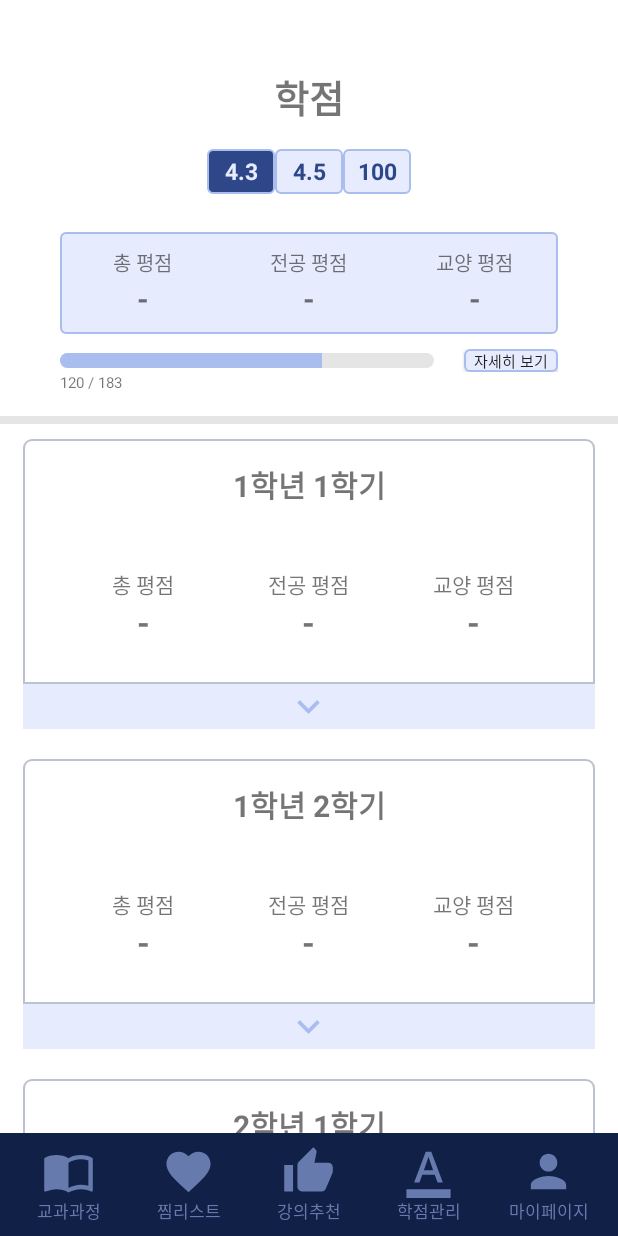
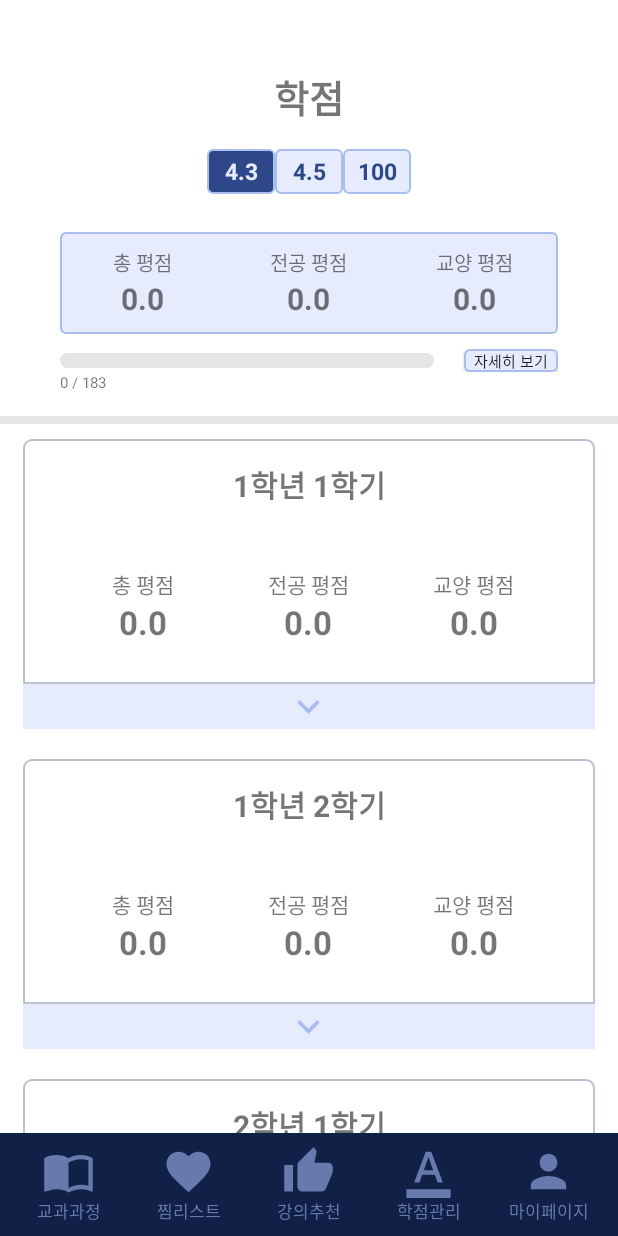
Before and after one commit to Curri4You/CurriForYou, an Android app: the GmActivity screen opened directly, with no data from a screen before it, on a phone screen of 412 x 824 dp. Run offline under Robolectric (Android 15) with nearby library versions, the phone set to English and light mode, and no system bars; network calls fail.

Commit message:
Shinchaeeun 학점관리 해결용 push

```diff
--- a/app/src/main/java/com/example/curriforyou/GmActivity.java
+++ b/app/src/main/java/com/example/curriforyou/GmActivity.java
@@ -12,7 +12,9 @@ import android.os.Message;
 import android.util.Log;
 import android.view.View;
 import android.widget.LinearLayout;
+import android.widget.ProgressBar;
 import android.widget.TextView;
+import android.widget.Toast;
 
 import androidx.appcompat.app.AppCompatActivity;
 import androidx.recyclerview.widget.LinearLayoutManager;
@@ -54,6 +56,14 @@ public class GmActivity extends AppCompatActivity implements View.OnClickListene
     GmRecyclerAdapter adapt41 = null;
     GmRecyclerAdapter adapt42 = null;
     private ArrayList<HashMap<String, String>> gmSemesterList = null;
+
+    double gradeToDouble = 0, totalGrade = 0, totalGrade11 = 0, totalGrade12 = 0, totalGrade21 = 0, totalGrade22 = 0, totalGrade31 = 0, totalGrade32 = 0, totalGrade41 = 0, totalGrade42 = 0;
+    double majorGrade = 0, majorGrade11 = 0, majorGrade12 = 0, majorGrade21 = 0, majorGrade22 = 0, majorGrade31 = 0, majorGrade32 = 0, majorGrade41 = 0, majorGrade42 = 0;
+    double liberalGrade = 0, liberalGrade11 = 0, liberalGrade12 = 0, liberalGrade21 = 0, liberalGrade22 = 0, liberalGrade31 = 0, liberalGrade32 = 0, liberalGrade41 = 0, liberalGrade42 = 0;
+    int totalCredit = 0, credit11 = 0, credit12 = 0, credit21 = 0, credit22 = 0, credit31 = 0, credit32 = 0, credit41 = 0, credit42 = 0;
+    int majorCredit = 0, majorCredit11 = 0, majorCredit12 = 0, majorCredit21 = 0, majorCredit22 = 0, majorCredit31 = 0, majorCredit32 = 0, majorCredit41 = 0, majorCredit42 = 0;
+    int liberalCredit = 0, liberalCredit11 = 0, liberalCredit12 = 0, liberalCredit21 = 0, liberalCredit22 = 0, liberalCredit31 = 0, liberalCredit32 = 0, liberalCredit41 = 0, liberalCredit42 = 0;
+
     TextView tv_totalGrade, tv_majorGrade, tv_liberalGrade, tv_tillNowCredit;
     TextView tv_totalGrade11, tv_majorGrade11, tv_liberalGrade11;
     TextView tv_totalGrade12, tv_majorGrade12, tv_liberalGrade12;
@@ -63,6 +73,7 @@ public class GmActivity extends AppCompatActivity implements View.OnClickListene
     TextView tv_totalGrade32, tv_majorGrade32, tv_liberalGrade32;
     TextView tv_totalGrade41, tv_majorGrade41, tv_liberalGrade41;
     TextView tv_totalGrade42, tv_majorGrade42, tv_liberalGrade42;
+    ProgressBar pb_total_grade;
 
     @Override
     protected void onCreate(Bundle savedInstanceState) {
@@ -77,6 +88,7 @@ public class GmActivity extends AppCompatActivity implements View.OnClickListene
         tv_majorGrade = (TextView) findViewById(R.id.majorGrade);
         tv_liberalGrade = (TextView) findViewById(R.id.liberalGrade);
         tv_tillNowCredit = (TextView) findViewById(R.id.tillNowCredit);
+        pb_total_grade = (ProgressBar) findViewById(R.id.pb_total_grade);
         // 학기별 평점 정리
         tv_totalGrade11 = (TextView) findViewById(R.id.gm_list_totalGrade11);
         tv_majorGrade11 = (TextView) findViewById(R.id.gm_list_majorGrade11);
@@ -120,6 +132,36 @@ public class GmActivity extends AppCompatActivity implements View.OnClickListene
         progressDialog = new ProgressDialog(GmActivity.this);
         progressDialog.setMessage("Please wait ...");
         progressDialog.show();
+
+        tv_totalGrade.setText(String.valueOf(totalGrade));
+        tv_majorGrade.setText(String.valueOf(majorGrade));
+        tv_liberalGrade.setText(String.valueOf(liberalGrade));
+        tv_tillNowCredit.setText(String.valueOf(totalCredit));
+        pb_total_grade.setProgress(totalCredit);
+        tv_totalGrade11.setText(String.valueOf(totalGrade11));
+        tv_majorGrade11.setText(String.valueOf(majorGrade11));
+        tv_liberalGrade11.setText(String.valueOf(liberalGrade11));
+        tv_totalGrade12.setText(String.valueOf(totalGrade12));
+        tv_majorGrade12.setText(String.valueOf(majorGrade12));
+        tv_liberalGrade12.setText(String.valueOf(liberalGrade12));
+        tv_totalGrade21.setText(String.valueOf(totalGrade21));
+        tv_majorGrade21.setText(String.valueOf(majorGrade21));
+        tv_liberalGrade21.setText(String.valueOf(liberalGrade21));
+        tv_totalGrade22.setText(String.valueOf(totalGrade22));
+        tv_majorGrade22.setText(String.valueOf(majorGrade22));
+        tv_liberalGrade22.setText(String.valueOf(liberalGrade22));
+        tv_totalGrade31.setText(String.valueOf(totalGrade31));
+        tv_majorGrade31.setText(String.valueOf(majorGrade31));
+        tv_liberalGrade31.setText(String.valueOf(liberalGrade31));
+        tv_totalGrade32.setText(String.valueOf(totalGrade32));
+        tv_majorGrade32.setText(String.valueOf(majorGrade32));
+        tv_liberalGrade32.setText(String.valueOf(liberalGrade32));
+        tv_totalGrade41.setText(String.valueOf(totalGrade41));
+        tv_majorGrade41.setText(String.valueOf(majorGrade41));
+        tv_liberalGrade41.setText(String.valueOf(liberalGrade41));
+        tv_totalGrade42.setText(String.valueOf(totalGrade42));
+        tv_majorGrade42.setText(String.valueOf(majorGrade42));
+        tv_liberalGrade42.setText(String.valueOf(liberalGrade42));
 
         naviBtn_curriculum.setOnClickListener(this);
         naviBtn_jjimList.setOnClickListener(this);
@@ -272,13 +314,6 @@ public class GmActivity extends AppCompatActivity implements View.OnClickListene
 
             gmSemesterList.clear();
 
-            float totalGrade = 0, totalGrade11 = 0, totalGrade12 = 0, totalGrade21 = 0, totalGrade22 = 0, totalGrade31 = 0, totalGrade32 = 0, totalGrade41 = 0, totalGrade42 = 0;
-            float majorGrade = 0, majorGrade11 = 0, majorGrade12 = 0, majorGrade21 = 0, majorGrade22 = 0, majorGrade31 = 0, majorGrade32 = 0, majorGrade41 = 0, majorGrade42 = 0;
-            float liberalGrade = 0, liberalGrade11 = 0, liberalGrade12 = 0, liberalGrade21 = 0, liberalGrade22 = 0, liberalGrade31 = 0, liberalGrade32 = 0, liberalGrade41 = 0, liberalGrade42 = 0;
-            int totalCredit = 0, credit11 = 0, credit12 = 0, credit21 = 0, credit22 = 0, credit31 = 0, credit32 = 0, credit41 = 0, credit42 = 0;
-            int majorCredit = 0, majorCredit11 = 0, majorCredit12 = 0, majorCredit21 = 0, majorCredit22 = 0, majorCredit31 = 0, majorCredit32 = 0, majorCredit41 = 0, majorCredit42 = 0;
-            int liberalCredit = 0, liberalCredit11 = 0, liberalCredit12 = 0, liberalCredit21 = 0, liberalCredit22 = 0, liberalCredit31 = 0, liberalCredit32 = 0, liberalCredit41 = 0, liberalCredit42 = 0;
-
             //gmSemester 길이만큼 반복해서 Mapping
             for (int i = 0; i < gmSemester.length(); i++) {
                 JSONObject gmSemesterInfo = gmSemester.getJSONObject(i);
@@ -292,56 +327,93 @@ public class GmActivity extends AppCompatActivity implements View.OnClickListene
                 String grade = gmSemesterInfo.getString("grade");
                 String category = gmSemesterInfo.getString("category");
 
-                if(course_year.equals("2019") && course_semester.equals("1")){
+                if (course_year.equals("2019") && course_semester.equals("1")) {
                     DataGmList data = new DataGmList(course_year, course_semester, major_division, course_id, course_name, credit, grade, category);
                     adapt11.addItem(data);
-//                    if(category.equals("1") || category.equals("2")){
-//                        majorCredit11 += Integer.parseInt(credit);
-//                        majorGrade11 += Float.parseFloat(grade) * Integer.parseInt(credit);
-//                    } else if(category.equals("3") || category.equals("4")){
-//                        liberalCredit11 += Integer.parseInt(credit);
-//                        liberalGrade11 += Float.parseFloat(grade) * Integer.parseInt(credit);
-//                    }
-//                    credit11 = majorCredit11 + liberalCredit11;
-//                    totalGrade11 = (majorGrade11 + liberalGrade11) / credit11;
-//                    tv_totalGrade11.setText(String.valueOf(totalGrade11));
-//                    if(majorCredit11 != 0){
-//                        majorGrade11 /= majorCredit11;
-//                        tv_majorGrade11.setText(String.valueOf(majorGrade11));
-//                    } if(liberalCredit != 0){
-//                        liberalGrade11 /= liberalCredit11;
-//                        tv_liberalGrade11.setText(String.valueOf(liberalGrade11));
-//                    }
-                } else if(course_year.equals("2019") && course_semester.equals("2")){
+                    gradeToDouble = gradeToNum(grade);
+                    if (category.equals("1") || category.equals("2")) {
+                        majorCredit11 += Integer.parseInt(credit);
+                        majorGrade11 += gradeToDouble * Double.parseDouble(credit);
+                    } else if (category.equals("3") || category.equals("4")) {
+                        liberalCredit11 += Integer.parseInt(credit);
+                        liberalGrade11 += gradeToDouble * Double.parseDouble(credit);
+                    }
+                } else if (course_year.equals("2019") && course_semester.equals("2")) {
                     DataGmList data = new DataGmList(course_year, course_semester, major_division, course_id, course_name, credit, grade, category);
                     adapt12.addItem(data);
-                } else if(course_year.equals("2020") && course_semester.equals("1")){
+                } else if (course_year.equals("2020") && course_semester.equals("1")) {
                     DataGmList data = new DataGmList(course_year, course_semester, major_division, course_id, course_name, credit, grade, category);
                     adapt21.addItem(data);
-                } else if(course_year.equals("2020") && course_semester.equals("2")){
+                } else if (course_year.equals("2020") && course_semester.equals("2")) {
                     DataGmList data = new DataGmList(course_year, course_semester, major_division, course_id, course_name, credit, grade, category);
                     adapt22.addItem(data);
-                } else if(course_year.equals("2021") && course_semester.equals("1")){
+                } else if (course_year.equals("2021") && course_semester.equals("1")) {
                     DataGmList data = new DataGmList(course_year, course_semester, major_division, course_id, course_name, credit, grade, category);
                     adapt31.addItem(data);
-                } else if(course_year.equals("2021") && course_semester.equals("2")){
+                } else if (course_year.equals("2021") && course_semester.equals("2")) {
                     DataGmList data = new DataGmList(course_year, course_semester, major_division, course_id, course_name, credit, grade, category);
                     adapt32.addItem(data);
-                } else if(course_year.equals("2022") && course_semester.equals("1")){
+                } else if (course_year.equals("2022") && course_semester.equals("1")) {
                     DataGmList data = new DataGmList(course_year, course_semester, major_division, course_id, course_name, credit, grade, category);
                     adapt41.addItem(data);
-                } else if(course_year.equals("2022") && course_semester.equals("2")){
+                } else if (course_year.equals("2022") && course_semester.equals("2")) {
                     DataGmList data = new DataGmList(course_year, course_semester, major_division, course_id, course_name, credit, grade, category);
                     adapt42.addItem(data);
                 }
 
             }
+
+            credit11 = majorCredit11 + liberalCredit11;
+            totalGrade11 = (majorGrade11 + liberalGrade11) / credit11;
+            if (majorCredit11 != 0) {
+                majorGrade11 /= majorCredit11;
+            }
+            if (liberalCredit != 0) {
+                liberalGrade11 /= liberalCredit11;
+            }
+
+            majorCredit = majorCredit11 + majorCredit12 + majorCredit21 + majorCredit22 + majorCredit31 + majorCredit32 + majorCredit41 + majorCredit42;
+            liberalCredit = liberalCredit11 + liberalCredit12 + liberalCredit21 + liberalCredit22 + liberalCredit31 + liberalCredit32 + liberalCredit41 + liberalCredit42;
+            totalCredit = majorCredit + liberalCredit;
+
             return true;
         } catch (JSONException e) {
             Log.d(TAG, e.toString());
         }
         return false;
     }
+
+    private double gradeToNum(String grade) {
+        if (grade.equals("A+")) {
+            return 4.3;
+        } else if (grade.equals("A")) {
+            return 4.0;
+        } else if (grade.equals("A-")) {
+            return 3.7;
+        } else if (grade.equals("B+")) {
+            return 3.3;
+        } else if (grade.equals("B")) {
+            return 3.0;
+        } else if (grade.equals("B-")) {
+            return 2.7;
+        } else if (grade.equals("C+")) {
+            return 2.3;
+        } else if (grade.equals("C")) {
+            return 2.0;
+        } else if (grade.equals("C-")) {
+            return 1.7;
+        } else if (grade.equals("D+")) {
+            return 1.3;
+        } else if (grade.equals("D")) {
+            return 1.0;
+        } else if (grade.equals("D-")) {
+            return 0.7;
+        } else if (grade.equals("F")) {
+            return 0.0;
+        }
+        return 0.0;
+    }
+
 
     @Override
     public void onClick(View view) {
```
Also changed, not shown: app/src/main/java/com/example/curriforyou/REAL_DataGmList.java (deleted, +0 -82 lines), app/src/main/java/com/example/curriforyou/REAL_GmActivity.java (deleted, +0 -258 lines), app/src/main/java/com/example/curriforyou/REAL_GmRecyclerAdapter.java (deleted, +0 -250 lines).
